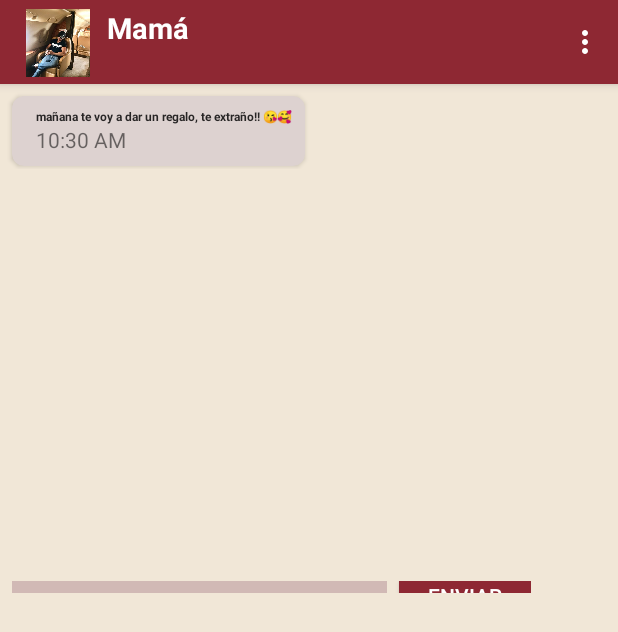
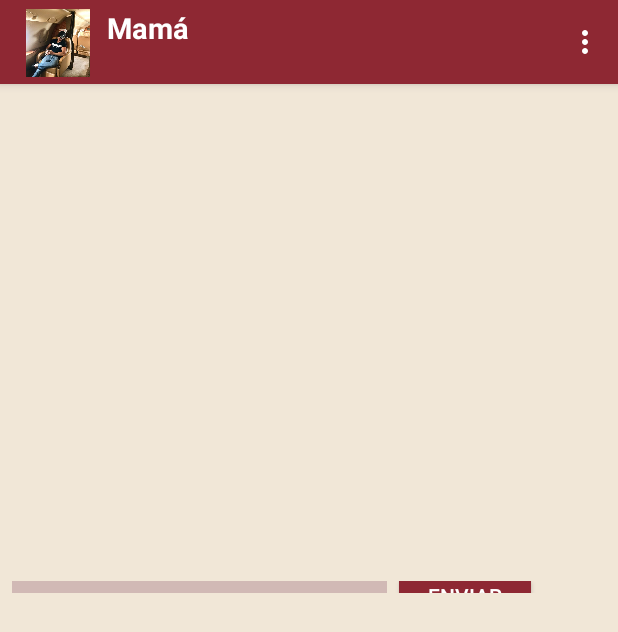
Before and after one commit to anjeprol/MyChatUtils, an Android app: the screen it shows after launch (ConversationActivity), after a tap on "Mamá", on a phone screen of 412 x 824 dp. Shown: the top 632 px of the screen. Run offline under Robolectric (Android 15) with nearby library versions, the phone set to English and light mode, and no system bars.

Commit message:
removed initial message

```diff
--- a/app/src/main/java/com/addv/mychatutils/ConversationActivity.java
+++ b/app/src/main/java/com/addv/mychatutils/ConversationActivity.java
@@ -56,8 +56,8 @@ public class ConversationActivity extends AppCompatActivity implements View.OnCl
         Toolbar toolbar = findViewById(R.id.toolbar);
         scrollView = findViewById(R.id.sly_texts);
         avatar = findViewById(R.id.avatar);
-        TextView tv_hr00 = findViewById(R.id.hr_received00);
-        tv_hr00.setText(getTime());
+        //TextView tv_hr00 = findViewById(R.id.hr_received00);
+        //tv_hr00.setText(getTime());
         mLy_messages = findViewById(R.id.ly_content_messages);
         mSend_bt = findViewById(R.id.send);
         params = (LinearLayout.LayoutParams) mLy_messages.getLayoutParams();
--- a/app/src/main/res/layout/activity_conversation.xml
+++ b/app/src/main/res/layout/activity_conversation.xml
@@ -70,45 +70,7 @@
             android:layout_height="wrap_content"
             android:orientation="vertical">
 
-            <androidx.cardview.widget.CardView
-                android:layout_width="wrap_content"
-                android:layout_height="wrap_content"
-                android:layout_marginLeft="@dimen/margin_sides"
-                android:layout_marginTop="@dimen/margin_top"
-                android:layout_marginRight="@dimen/margin_sides"
-                android:layout_marginBottom="2dp"
-                app:cardBackgroundColor="@color/bg_msg_received"
-                app:cardCornerRadius="@dimen/cornerRadius">
 
-                <LinearLayout
-                    android:layout_width="wrap_content"
-                    android:layout_height="match_parent"
-                    android:layout_marginLeft="@dimen/margin_sides"
-                    android:layout_marginRight="@dimen/margin_sides"
-                    android:layout_marginBottom="@dimen/margin_sides"
-                    android:orientation="vertical">
-
-                    <TextView
-                        android:layout_width="wrap_content"
-                        android:layout_height="wrap_content"
-                        android:layout_marginLeft="@dimen/margin_sides"
-                        android:layout_marginTop="@dimen/top_text_views"
-                        android:text="@string/initial_message"
-                        android:textColor="@color/tx_color"
-                        android:textSize="@dimen/text_size_title"
-                        android:textStyle="bold" />
-                    <TextView
-                        android:id="@+id/hr_received00"
-                        android:layout_width="wrap_content"
-                        android:layout_height="wrap_content"
-                        android:text="00:00"
-                        android:layout_marginLeft="@dimen/margin_sides"
-                        android:layout_gravity="left"
-                        />
-
-                </LinearLayout>
-
-            </androidx.cardview.widget.CardView>
 
             <androidx.cardview.widget.CardView
                 android:id="@+id/msg_send01"
@@ -426,7 +388,7 @@
 
     <LinearLayout
         android:id="@+id/ly_content_messages"
-        android:layout_width="wrap_content"
+        android:layout_width="match_parent"
         android:layout_height="wrap_content"
         android:gravity="bottom"
         android:orientation="horizontal">
@@ -446,7 +408,7 @@
             android:id="@+id/send"
             android:layout_width="wrap_content"
             android:layout_height="@dimen/height_texts"
-            android:layout_gravity="center"
+            android:layout_gravity="right"
             android:layout_marginLeft="@dimen/margin_left_time"
             android:background="@color/colorPrimary"
             android:text="@string/send"
```
